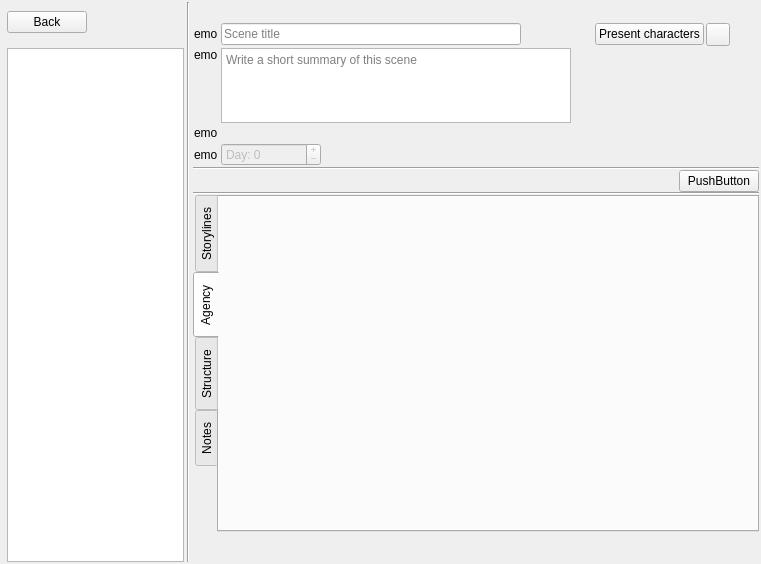
The window that ui/scene_editor.ui (zkovari/plotlyst) describes before a commit, drawn with Qt 5.
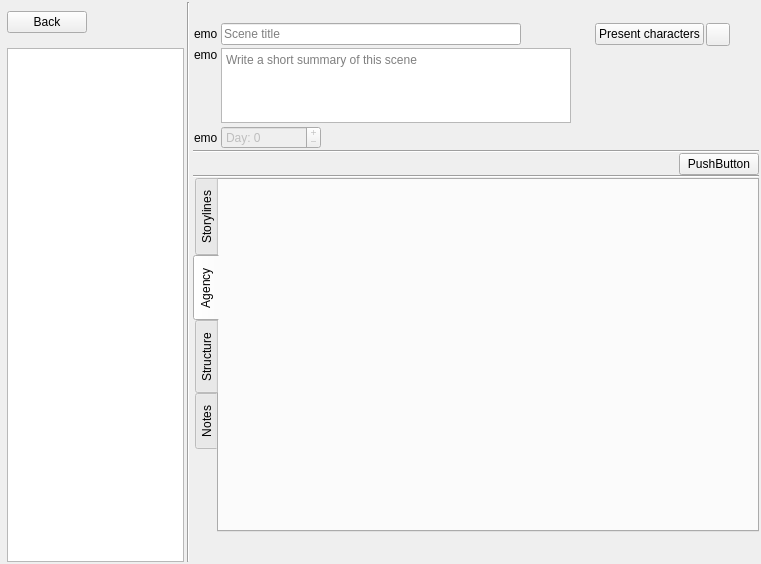
The same window after the commit. Custom widgets are drawn as their Qt base class.

Commit message: plot selection

What changed in the file:
```diff
--- a/ui/scene_editor.ui
+++ b/ui/scene_editor.ui
@@ -287,49 +287,6 @@
             </item>
            </layout>
           </item>
-          <item>
-           <widget class="QWidget" name="wdgPlotParent" native="true">
-            <property name="sizePolicy">
-             <sizepolicy hsizetype="Preferred" vsizetype="Maximum">
-              <horstretch>0</horstretch>
-              <verstretch>0</verstretch>
-             </sizepolicy>
-            </property>
-            <layout class="QHBoxLayout" name="horizontalLayout_4">
-             <property name="spacing">
-              <number>3</number>
-             </property>
-             <property name="leftMargin">
-              <number>0</number>
-             </property>
-             <property name="topMargin">
-              <number>0</number>
-             </property>
-             <property name="rightMargin">
-              <number>0</number>
-             </property>
-             <property name="bottomMargin">
-              <number>0</number>
-             </property>
-             <item alignment="Qt::AlignLeft|Qt::AlignVCenter">
-              <widget class="QLabel" name="lblPlotEmoji">
-               <property name="sizePolicy">
-                <sizepolicy hsizetype="Maximum" vsizetype="Maximum">
-                 <horstretch>0</horstretch>
-                 <verstretch>0</verstretch>
-                </sizepolicy>
-               </property>
-               <property name="text">
-                <string>emo</string>
-               </property>
-              </widget>
-             </item>
-             <item>
-              <widget class="QWidget" name="wdgPlotContainer" native="true"/>
-             </item>
-            </layout>
-           </widget>
-          </item>
           <item alignment="Qt::AlignTop">
            <widget class="QWidget" name="wdgDayParent" native="true">
             <layout class="QHBoxLayout" name="horizontalLayout_16">
```
The commit also changes 4 other files.
